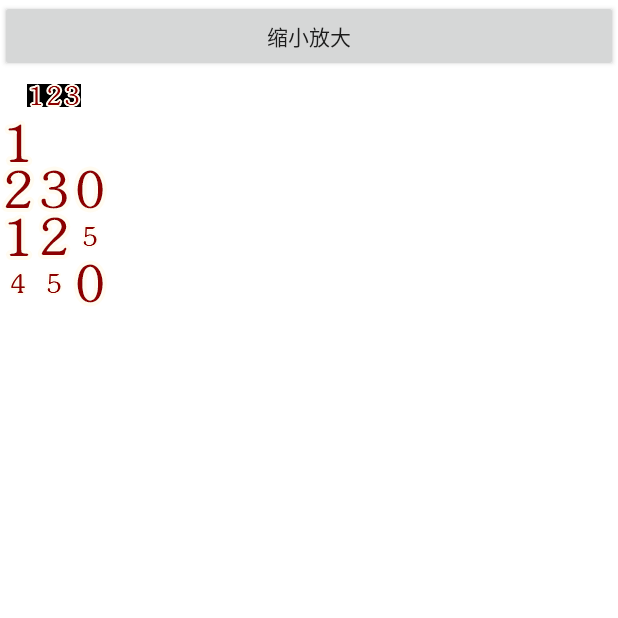
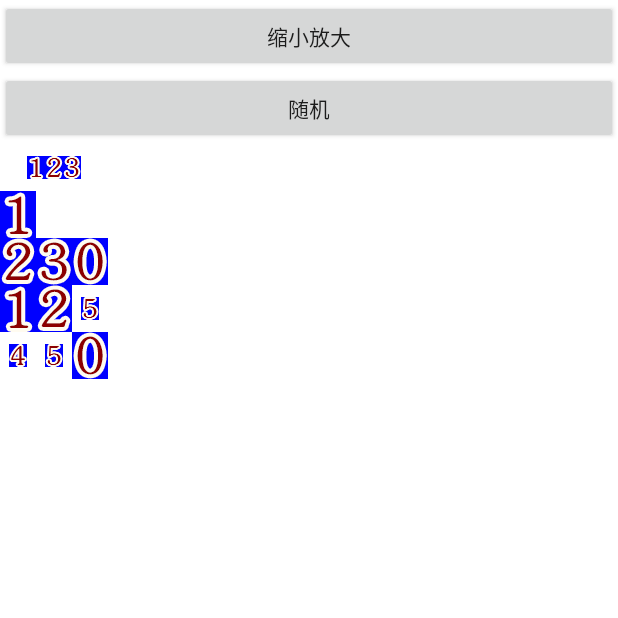
Before and after one commit to zhuzhushang/Test, an Android app: the TestTwoActivity screen opened directly, with no data from a screen before it, after a tap on "缩小放大", on a phone screen of 412 x 824 dp, the top half of it. Run offline under Robolectric (Android 15) with nearby library versions, the phone set to English and light mode, and no system bars; our stand-ins replace ButterKnife, RxJava; libraries missing offline, so code that uses them is left out: com.blankj.utilcode, com.loopj.android, com.orhanobut.logger, cz.msebera.android; plain views replace PenRecogView, PenWriteView; pictures from the network do not load; 1 statement that could not run was skipped.

Commit message:
测试自定义View

```diff
--- a/app/src/main/java/com/uyac/test/activity/MainActivity.java
+++ b/app/src/main/java/com/uyac/test/activity/MainActivity.java
@@ -391,7 +391,9 @@ public class MainActivity extends BaseActivity implements View.OnClickListener,
 
     }
 
-    @OnClick({R.id.test_zoom_btn,R.id.test_zoom_btn2})
+    private String randomNum[] = {"12345","450","1001","1","20","1023","1240","4444","22","1000","102345","45","11"};
+
+    @OnClick({R.id.test_zoom_btn,R.id.test_zoom_btn2,R.id.test_zoom_random})
     public void testZoomClick(View view)
     {
         switch (view.getId())
@@ -400,6 +402,11 @@ public class MainActivity extends BaseActivity implements View.OnClickListener,
 
                 test_poetry_num1.setScaleX(0.5f);
                 test_poetry_num1.setScaleY(0.5f);
+
+                break;
+            case R.id.test_zoom_random:
+
+                test_poetry_num2.setNum(randomNum[mRandom.nextInt(randomNum.length)]);
 
                 break;
             case R.id.test_zoom_btn2:
--- a/app/src/main/java/com/uyac/test/view/HorizentalLinearLayout.java
+++ b/app/src/main/java/com/uyac/test/view/HorizentalLinearLayout.java
@@ -4,7 +4,6 @@ import android.content.Context;
 import android.support.annotation.Nullable;
 import android.util.AttributeSet;
 import android.view.Gravity;
-import android.view.View;
 import android.widget.LinearLayout;
 
 import com.blankj.utilcode.util.ScreenUtils;
@@ -47,13 +46,8 @@ public class HorizentalLinearLayout extends LinearLayout{
     protected void onMeasure(int widthMeasureSpec, int heightMeasureSpec) {
         super.onMeasure(widthMeasureSpec, heightMeasureSpec);
 
-        int width = ScreenUtils.getScreenWidth() >> 2;
-        for (int i = 0; i < getChildCount(); i++) {
 
-            View view = getChildAt(i);
-            view.setw
-
-        }
+        setMeasuredDimension(ScreenUtils.getScreenWidth() >> 1,ScreenUtils.getScreenHeight() >> 1);
 
     }
 
--- a/app/src/main/java/com/uyac/test/view/PoetryChallengeLevelLinearLayout.java
+++ b/app/src/main/java/com/uyac/test/view/PoetryChallengeLevelLinearLayout.java
@@ -1,6 +1,7 @@
 package com.uyac.test.view;
 
 import android.content.Context;
+import android.graphics.Color;
 import android.support.annotation.Nullable;
 import android.util.AttributeSet;
 import android.view.Gravity;
@@ -59,6 +60,7 @@ public class PoetryChallengeLevelLinearLayout extends LinearLayout{
             image.setImageResource(imgID[numIndex]);
             LinearLayout.LayoutParams params = new LinearLayout.LayoutParams(LayoutParams.WRAP_CONTENT,LayoutParams.WRAP_CONTENT);
             image.setLayoutParams(params);
+            image.setBackgroundColor(Color.BLUE);
 
             if(numIndex == 4 || numIndex == 5)
             {
@@ -67,6 +69,8 @@ public class PoetryChallengeLevelLinearLayout extends LinearLayout{
             }
 
             addView(image);
+
+            requestLayout();
         }
 
 
--- a/app/src/main/res/layout/activity_main.xml
+++ b/app/src/main/res/layout/activity_main.xml
@@ -21,11 +21,23 @@
         style="@style/default_linear_mm_white_bg_vertical"
         android:visibility="visible">
 
+        <com.uyac.test.view.HorizentalLinearLayout
+            android:layout_width="wrap_content"
+            android:layout_height="wrap_content"
+            android:background="@color/blue"
+            ></com.uyac.test.view.HorizentalLinearLayout>
+
         <Button
             android:id="@+id/test_zoom_btn"
             android:layout_width="match_parent"
             android:layout_height="wrap_content"
             android:text="缩小放大"></Button>
+
+        <Button
+            android:id="@+id/test_zoom_random"
+            android:layout_width="match_parent"
+            android:layout_height="wrap_content"
+            android:text="随机"></Button>
 
         <com.uyac.test.view.PoetryChallengeLevelLinearLayout
             android:id="@+id/test_poetry_num1"
```
